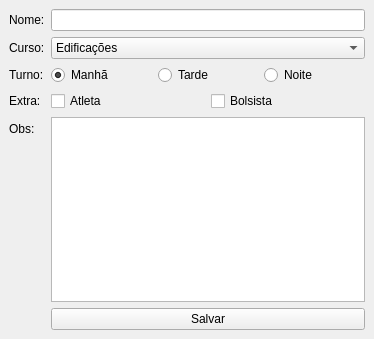
The window that cadaluno.ui (pedroricardo14/bdwithpython_ifrn) describes before a commit, drawn with Qt 5.
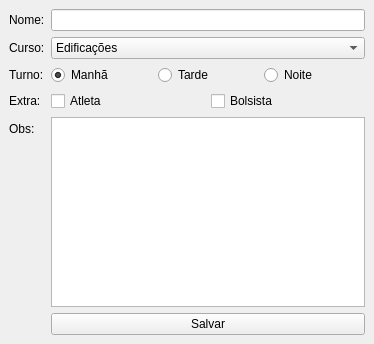
The same window after the commit.

```diff
--- a/cadaluno.ui
+++ b/cadaluno.ui
@@ -7,7 +7,7 @@
     <x>0</x>
     <y>0</y>
     <width>374</width>
-    <height>339</height>
+    <height>344</height>
    </rect>
   </property>
   <property name="windowTitle">
```
